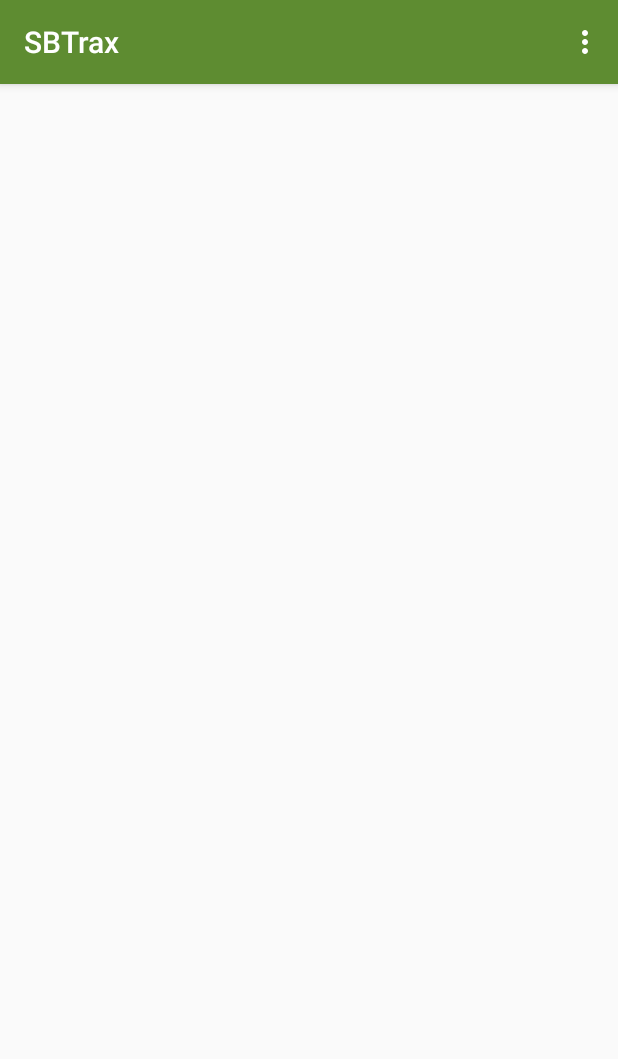
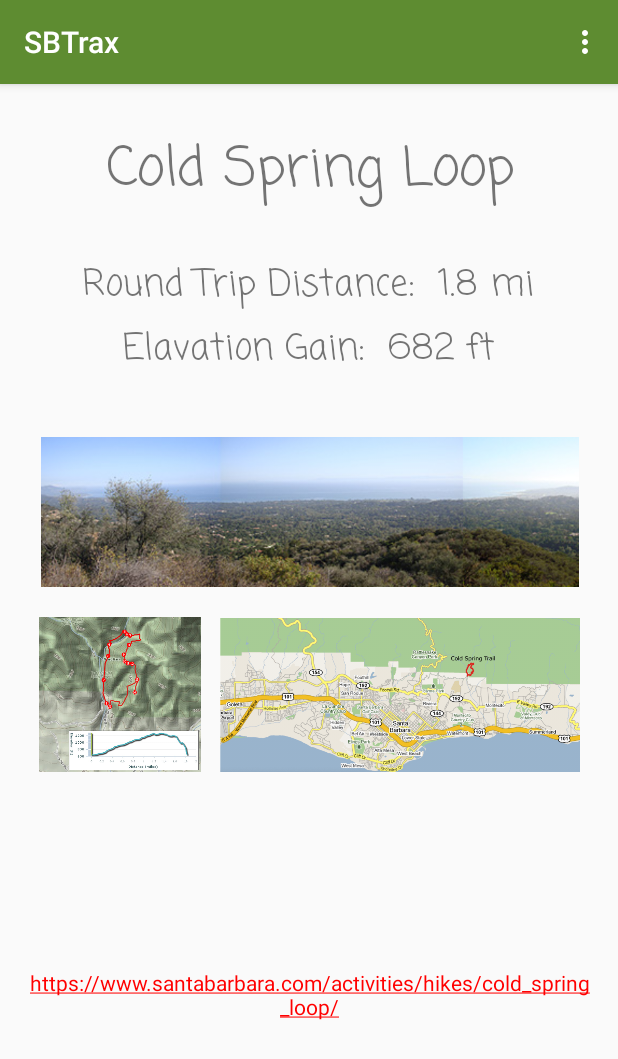
Before and after one commit to htotten/SBTrax, an Android app: the screen it shows after launch (Trail1Activity), after a tap on "trail", on a phone screen of 412 x 824 dp. Shown: the top 1059 px of the screen. Run offline under Robolectric (Android 15) with nearby library versions, the phone set to English and light mode, and no system bars.

Commit message:
made first trail page with layout

```diff
--- a/app/src/main/AndroidManifest.xml
+++ b/app/src/main/AndroidManifest.xml
@@ -1,6 +1,10 @@
 <?xml version="1.0" encoding="utf-8"?>
 <manifest xmlns:android="http://schemas.android.com/apk/res/android"
     package="sbtraxapp.htotten.github.com.sbtrax">
+
+    <uses-permission android:name="android.permission.CAMERA" />
+
+    <uses-feature android:name="android.hardware.camera" />
 
     <application
         android:allowBackup="true"
@@ -9,7 +13,8 @@
         android:roundIcon="@mipmap/ic_launcher_round"
         android:supportsRtl="true"
         android:theme="@style/AppTheme">
-        <activity android:name=".EmergenciesActivity"></activity>
+        <activity android:name=".Trail3Activity"></activity>
+        <activity android:name=".EmergenciesActivity" />
         <activity android:name=".QuestionsActivity" />
         <activity android:name=".MainActivity">
             <intent-filter>
@@ -24,7 +29,4 @@
         <activity android:name=".Trail2Activity" />
     </application>
 
-    <uses-permission android:name="android.permission.CAMERA" />
-    <uses-feature android:name="android.hardware.camera" />
-
 </manifest>
--- a/app/src/main/java/sbtraxapp/htotten/github/com/sbtrax/MainActivity.java
+++ b/app/src/main/java/sbtraxapp/htotten/github/com/sbtrax/MainActivity.java
@@ -22,6 +22,7 @@ public class MainActivity extends AppCompatActivity {
 
     private ImageButton trail1;
     private ImageButton trail2;
+    private ImageButton trail3;
     private ImageButton wildLife;
     TextView txt;
 
@@ -34,6 +35,7 @@ public class MainActivity extends AppCompatActivity {
 
         trail1 = findViewById(R.id.trail1button);
         trail2 = findViewById(R.id.trail2button);
+        trail3 = findViewById(R.id.trail3button);
         wildLife = findViewById(R.id.wildlifebutton);
 
 
@@ -46,6 +48,11 @@ public class MainActivity extends AppCompatActivity {
         trail2.setOnClickListener(new View.OnClickListener(){
             public void onClick(View view) {
                 startActivity(new Intent(MainActivity.this, Trail2Activity.class));
+            }
+        });
+        trail3.setOnClickListener(new View.OnClickListener(){
+            public void onClick(View view) {
+                startActivity(new Intent(MainActivity.this, Trail3Activity.class));
             }
         });
 
--- /dev/null
+++ b/app/src/main/java/sbtraxapp/htotten/github/com/sbtrax/Trail3Activity.java
@@ -0,0 +1,13 @@
+package sbtraxapp.htotten.github.com.sbtrax;
+
+import android.support.v7.app.AppCompatActivity;
+import android.os.Bundle;
+
+public class Trail3Activity extends AppCompatActivity {
+
+    @Override
+    protected void onCreate(Bundle savedInstanceState) {
+        super.onCreate(savedInstanceState);
+        setContentView(R.layout.activity_trail3);
+    }
+}
--- a/app/src/main/res/layout/activity_main.xml
+++ b/app/src/main/res/layout/activity_main.xml
@@ -35,14 +35,14 @@
         android:layout_marginStart="12dp"
         android:layout_marginTop="13dp"
         android:contentDescription="@string/trail"
-        app:layout_constraintBottom_toTopOf="@+id/trail3"
+        app:layout_constraintBottom_toTopOf="@+id/trail3button"
         app:layout_constraintEnd_toEndOf="parent"
         app:layout_constraintStart_toStartOf="parent"
         app:layout_constraintTop_toBottomOf="@+id/trail1button"
         app:srcCompat="@mipmap/ic_launcher" />
 
     <ImageButton
-        android:id="@+id/trail3"
+        android:id="@+id/trail3button"
         android:layout_width="360dp"
         android:layout_height="80dp"
         android:layout_marginBottom="145dp"
--- a/app/src/main/res/layout/activity_trail1.xml
+++ b/app/src/main/res/layout/activity_trail1.xml
@@ -1,4 +1,5 @@
 <?xml version="1.0" encoding="utf-8"?>
+
 <android.support.constraint.ConstraintLayout xmlns:android="http://schemas.android.com/apk/res/android"
     xmlns:app="http://schemas.android.com/apk/res-auto"
     xmlns:tools="http://schemas.android.com/tools"
@@ -6,4 +7,114 @@
     android:layout_height="match_parent"
     tools:context=".Trail1Activity">
 
+    <ImageView
+        android:id="@+id/imageView2"
+        android:layout_width="109dp"
+        android:layout_height="103dp"
+        android:layout_marginStart="28dp"
+        android:layout_marginLeft="28dp"
+        android:layout_marginTop="20dp"
+        android:layout_marginEnd="6dp"
+        android:layout_marginRight="6dp"
+        app:layout_constraintEnd_toStartOf="@+id/imageView5"
+        app:layout_constraintStart_toStartOf="parent"
+        app:layout_constraintTop_toBottomOf="@+id/imageView4"
+        app:srcCompat="@drawable/csl_1_trail_map" />
+
+    <TextView
+        android:id="@+id/textView4"
+        android:layout_width="wrap_content"
+        android:layout_height="wrap_content"
+        android:layout_marginStart="69dp"
+        android:layout_marginLeft="69dp"
+        android:layout_marginTop="30dp"
+        android:layout_marginEnd="67dp"
+        android:layout_marginRight="67dp"
+        android:text="Cold Spring Loop"
+        android:textSize="36sp"
+        app:fontFamily="casual"
+        app:layout_constraintEnd_toEndOf="parent"
+        app:layout_constraintStart_toStartOf="parent"
+        app:layout_constraintTop_toTopOf="parent" />
+
+    <TextView
+        android:id="@+id/textView5"
+        android:layout_width="wrap_content"
+        android:layout_height="wrap_content"
+        android:layout_marginStart="55dp"
+        android:layout_marginLeft="55dp"
+        android:layout_marginTop="30dp"
+        android:layout_marginEnd="56dp"
+        android:layout_marginRight="56dp"
+        android:text="Round Trip Distance:  1.8 mi"
+        android:textSize="24sp"
+        app:fontFamily="casual"
+        app:layout_constraintEnd_toEndOf="parent"
+        app:layout_constraintStart_toStartOf="parent"
+        app:layout_constraintTop_toBottomOf="@+id/textView4" />
+
+    <TextView
+        android:id="@+id/textView6"
+        android:layout_width="wrap_content"
+        android:layout_height="wrap_content"
+        android:layout_marginStart="82dp"
+        android:layout_marginLeft="82dp"
+        android:layout_marginTop="5dp"
+        android:layout_marginEnd="82dp"
+        android:layout_marginRight="82dp"
+        android:layout_marginBottom="20dp"
+        android:text="Elavation Gain:  682 ft"
+        android:textSize="24sp"
+        app:fontFamily="casual"
+        app:layout_constraintBottom_toTopOf="@+id/imageView4"
+        app:layout_constraintEnd_toEndOf="parent"
+        app:layout_constraintStart_toStartOf="parent"
+        app:layout_constraintTop_toBottomOf="@+id/textView5" />
+
+    <TextView
+        android:id="@+id/csl_link"
+        android:layout_width="wrap_content"
+        android:layout_height="wrap_content"
+        android:layout_marginTop="22dp"
+        android:layout_marginBottom="35dp"
+        android:autoLink="web"
+        android:gravity="center"
+        android:padding="10dp"
+        android:text="https://www.santabarbara.com/activities/hikes/cold_spring_loop/"
+        android:textColor="@color/design_default_color_primary_dark"
+        app:layout_constraintBottom_toBottomOf="parent"
+        app:layout_constraintEnd_toEndOf="parent"
+        app:layout_constraintStart_toStartOf="parent"
+        app:layout_constraintTop_toBottomOf="@+id/imageView2" />
+
+    <ImageView
+        android:id="@+id/imageView4"
+        android:layout_width="360dp"
+        android:layout_height="100dp"
+        android:layout_marginStart="26dp"
+        android:layout_marginLeft="26dp"
+        android:layout_marginTop="20dp"
+        android:layout_marginEnd="25dp"
+        android:layout_marginRight="25dp"
+        android:layout_marginBottom="20dp"
+        app:layout_constraintBottom_toTopOf="@+id/imageView2"
+        app:layout_constraintEnd_toEndOf="parent"
+        app:layout_constraintStart_toStartOf="parent"
+        app:layout_constraintTop_toBottomOf="@+id/textView6"
+        app:srcCompat="@drawable/csl_1_view" />
+
+    <ImageView
+        android:id="@+id/imageView5"
+        android:layout_width="240dp"
+        android:layout_height="104dp"
+        android:layout_marginStart="6dp"
+        android:layout_marginLeft="6dp"
+        android:layout_marginTop="20dp"
+        android:layout_marginEnd="28dp"
+        android:layout_marginRight="28dp"
+        app:layout_constraintEnd_toEndOf="parent"
+        app:layout_constraintStart_toEndOf="@+id/imageView2"
+        app:layout_constraintTop_toBottomOf="@+id/imageView4"
+        app:srcCompat="@drawable/csl_1_bigmap" />
+
 </android.support.constraint.ConstraintLayout>
--- /dev/null
+++ b/app/src/main/res/layout/activity_trail3.xml
@@ -0,0 +1,9 @@
+<?xml version="1.0" encoding="utf-8"?>
+<android.support.constraint.ConstraintLayout xmlns:android="http://schemas.android.com/apk/res/android"
+    xmlns:app="http://schemas.android.com/apk/res-auto"
+    xmlns:tools="http://schemas.android.com/tools"
+    android:layout_width="match_parent"
+    android:layout_height="match_parent"
+    tools:context=".Trail3Activity">
+
+</android.support.constraint.ConstraintLayout>
```
Also changed, not shown: app/src/main/res/drawable/csl_1_bigmap.png (added), app/src/main/res/drawable/csl_1_trail_map.png (added), app/src/main/res/drawable/csl_1_view.png (added).
